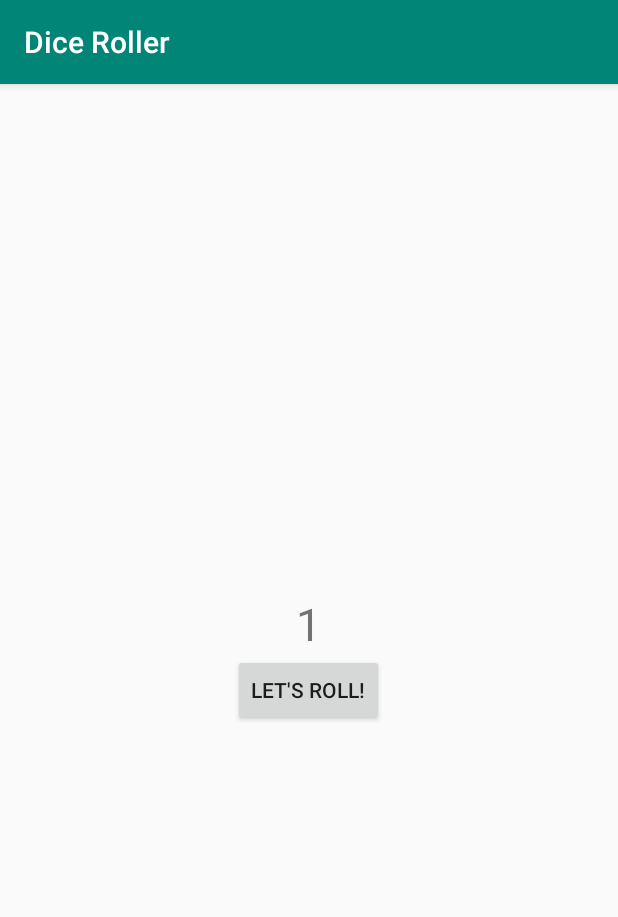
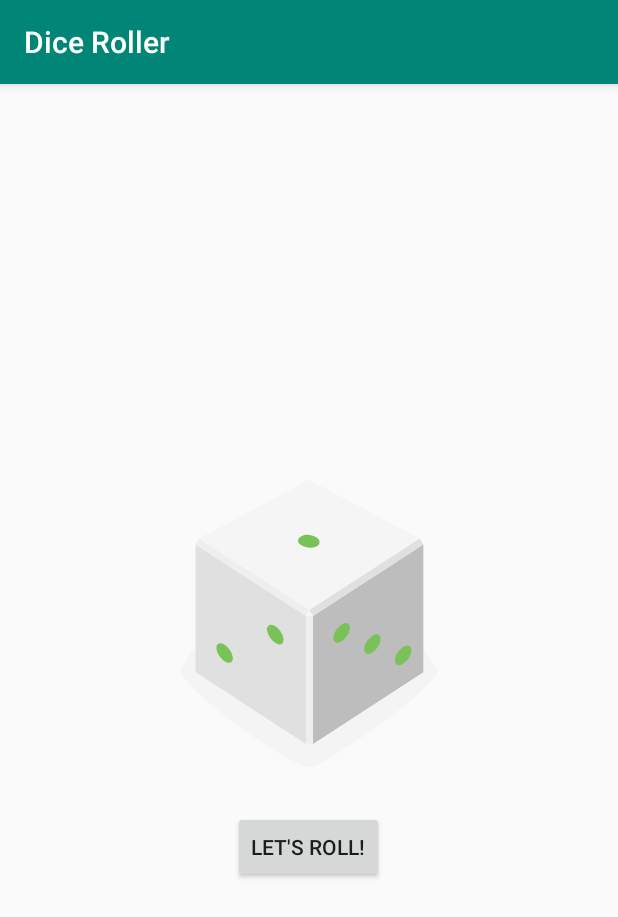
Before and after one commit to croworc/DiceRoller, an Android app: the screen it shows after launch (MainActivity), on a phone screen of 412 x 824 dp. Shown: the top 917 px of the screen. Run offline under Robolectric (Android 15) with nearby library versions, the phone set to English and light mode, and no system bars.

Commit message:
feat: Exchange TextView w/ ImageView that will display the dice

```diff
--- a/app/src/main/res/layout/activity_main.xml
+++ b/app/src/main/res/layout/activity_main.xml
@@ -8,13 +8,12 @@
     android:layout_gravity="center_vertical"
     tools:context=".MainActivity">
 
-    <TextView
-        android:id="@+id/result_text"
+    <ImageView
+        android:id="@+id/dice_image"
         android:layout_width="wrap_content"
         android:layout_height="wrap_content"
-        android:text="1"
         android:layout_gravity="center_horizontal"
-        android:textSize="30sp"/>
+        android:src="@drawable/dice_1"/>
 
     <Button
         android:id="@+id/roll_button"
```
